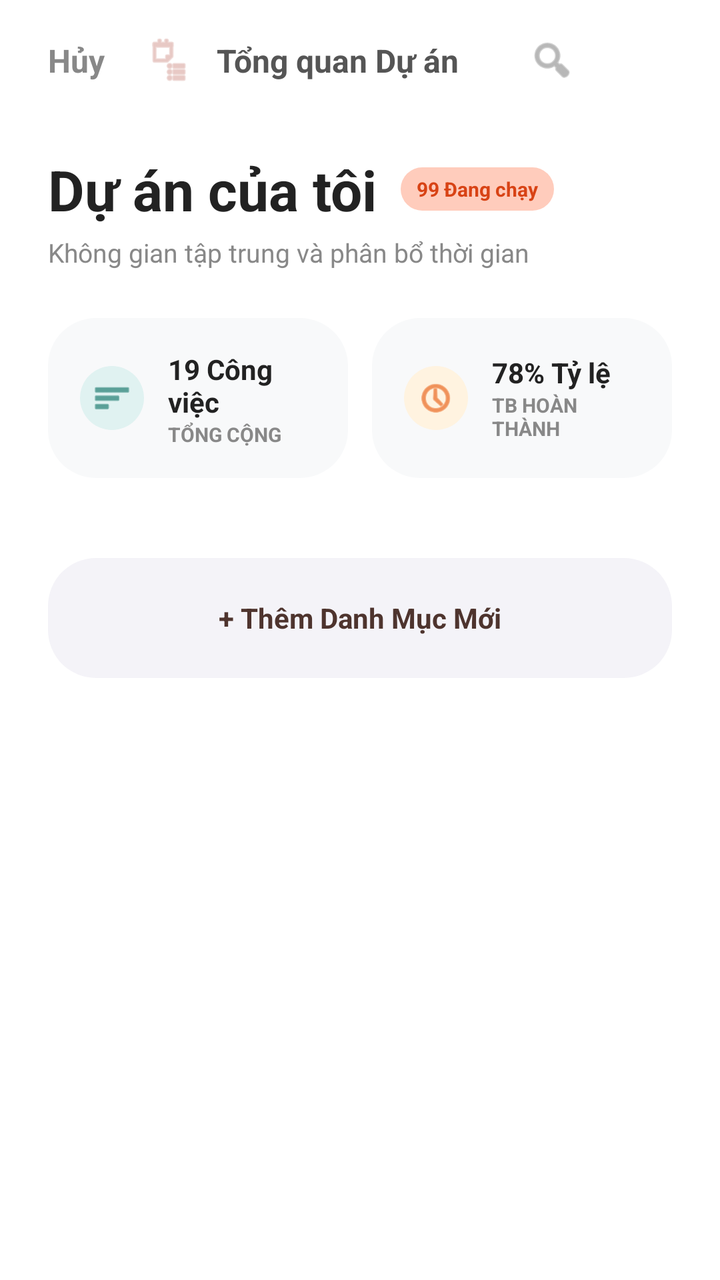
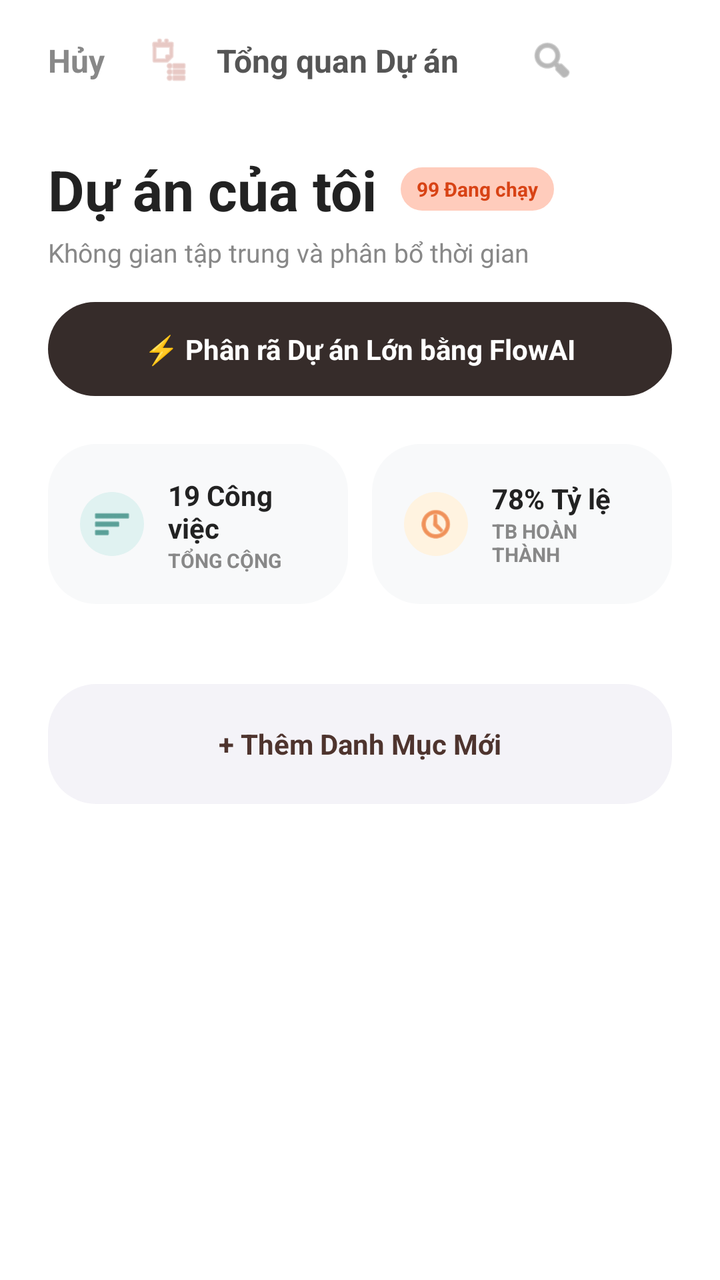

Screens rendered from an Android XML layout before and after an edit, with the pre-edit source and the edit as a unified diff.
<!-- AndroidManifest.xml: application theme Theme.MyApplication -->
<!-- res/layout/activity_projects.xml -->
<?xml version="1.0" encoding="utf-8"?>
<androidx.constraintlayout.widget.ConstraintLayout
    xmlns:android="http://schemas.android.com/apk/res/android"
    xmlns:app="http://schemas.android.com/apk/res-auto"
    android:layout_width="match_parent"
    android:layout_height="match_parent"
    android:background="#FFFFFF">

    
    <androidx.constraintlayout.widget.ConstraintLayout
        android:id="@+id/headerLayout"
        android:layout_width="match_parent"
        android:layout_height="60dp"
        app:layout_constraintTop_toTopOf="parent">

        
        <TextView
            android:id="@+id/tvCancelProjects"
            android:layout_width="wrap_content"
            android:layout_height="wrap_content"
            android:layout_marginStart="16dp"
            android:padding="8dp"
            android:text="Hủy"
            android:textColor="#888888"
            android:textSize="16sp"
            android:textStyle="bold"
            app:layout_constraintBottom_toBottomOf="parent"
            app:layout_constraintStart_toStartOf="parent"
            app:layout_constraintTop_toTopOf="parent" />

        <ImageView
            android:id="@+id/icBriefcase"
            android:layout_width="24dp"
            android:layout_height="24dp"
            android:layout_marginStart="12dp"
            android:src="@android:drawable/ic_menu_agenda"
            app:tint="#D8A59E"
            app:layout_constraintBottom_toBottomOf="parent"
            app:layout_constraintStart_toEndOf="@id/tvCancelProjects"
            app:layout_constraintTop_toTopOf="parent" />

        <TextView
            android:layout_width="wrap_content"
            android:layout_height="wrap_content"
            android:layout_marginStart="12dp"
            android:text="Tổng quan Dự án"
            android:textColor="#555555"
            android:textSize="16sp"
            android:textStyle="bold"
            app:layout_constraintBottom_toBottomOf="parent"
            app:layout_constraintStart_toEndOf="@id/icBriefcase"
            app:layout_constraintTop_toTopOf="parent" />

        
        <ImageView
            android:id="@+id/imgAvatar"
            android:layout_width="32dp"
            android:layout_height="32dp"
            android:layout_marginEnd="24dp"
            android:src="@android:drawable/sym_def_app_icon"
            app:layout_constraintBottom_toBottomOf="parent"
            app:layout_constraintEnd_toEndOf="parent"
            app:layout_constraintTop_toTopOf="parent" />

        
        <ImageView
            android:layout_width="24dp"
            android:layout_height="24dp"
            android:layout_marginEnd="16dp"
            android:src="@android:drawable/ic_menu_search"
            app:tint="#888888"
            app:layout_constraintBottom_toBottomOf="parent"
            app:layout_constraintEnd_toStartOf="@id/imgAvatar"
            app:layout_constraintTop_toTopOf="parent" />
    </androidx.constraintlayout.widget.ConstraintLayout>

    
    <androidx.core.widget.NestedScrollView
        android:layout_width="match_parent"
        android:layout_height="0dp"
        android:paddingStart="24dp"
        android:paddingEnd="24dp"
        app:layout_constraintBottom_toBottomOf="parent"
        app:layout_constraintTop_toBottomOf="@id/headerLayout">

        <LinearLayout
            android:layout_width="match_parent"
            android:layout_height="wrap_content"
            android:orientation="vertical"
            android:paddingBottom="80dp">

            
            <LinearLayout
                android:layout_width="match_parent"
                android:layout_height="wrap_content"
                android:layout_marginTop="16dp"
                android:orientation="horizontal"
                android:gravity="center_vertical">

                <TextView
                    android:layout_width="wrap_content"
                    android:layout_height="wrap_content"
                    android:text="Dự án của tôi"
                    android:textColor="#222222"
                    android:textSize="28sp"
                    android:textStyle="bold" />

                
                <TextView
                    android:id="@+id/tvActiveProjectsCount"
                    android:layout_width="wrap_content"
                    android:layout_height="wrap_content"
                    android:layout_marginStart="12dp"
                    android:background="@drawable/bg_rounded_24dp"
                    android:backgroundTint="#FFCCBC"
                    android:paddingHorizontal="8dp"
                    android:paddingVertical="4dp"
                    android:text="99 Đang chạy"
                    android:textColor="#D84315"
                    android:textSize="10sp"
                    android:textStyle="bold" />
            </LinearLayout>

            <TextView
                android:layout_width="wrap_content"
                android:layout_height="wrap_content"
                android:layout_marginTop="4dp"
                android:text="Không gian tập trung và phân bổ thời gian"
                android:textColor="#888888"
                android:textSize="13sp" />

            
            <LinearLayout
                android:layout_width="match_parent"
                android:layout_height="wrap_content"
                android:layout_marginTop="24dp"
                android:orientation="horizontal">

                
                <LinearLayout
                    android:layout_width="0dp"
                    android:layout_height="80dp"
                    android:layout_weight="1"
                    android:layout_marginEnd="12dp"
                    android:background="@drawable/bg_rounded_24dp"
                    android:backgroundTint="#F8F9FA"
                    android:gravity="center_vertical"
                    android:padding="16dp">

                    <ImageView
                        android:layout_width="32dp"
                        android:layout_height="32dp"
                        android:background="@drawable/bg_circle_brown"
                        android:backgroundTint="#E0F2F1"
                        android:padding="6dp"
                        android:src="@android:drawable/ic_menu_sort_by_size"
                        app:tint="#00695C" />

                    <LinearLayout
                        android:layout_width="wrap_content"
                        android:layout_height="wrap_content"
                        android:layout_marginStart="12dp"
                        android:orientation="vertical">

                        
                        <TextView
                            android:id="@+id/tvTotalTasks"
                            android:layout_width="wrap_content"
                            android:layout_height="wrap_content"
                            android:text="19 Công việc"
                            android:textColor="#222222"
                            android:textSize="14sp"
                            android:textStyle="bold" />
                        <TextView
                            android:layout_width="wrap_content"
                            android:layout_height="wrap_content"
                            android:text="TỔNG CỘNG"
                            android:textColor="#888888"
                            android:textSize="10sp"
                            android:textStyle="bold" />
                    </LinearLayout>
                </LinearLayout>

                
                <LinearLayout
                    android:layout_width="0dp"
                    android:layout_height="80dp"
                    android:layout_weight="1"
                    android:background="@drawable/bg_rounded_24dp"
                    android:backgroundTint="#F8F9FA"
                    android:gravity="center_vertical"
                    android:padding="16dp">

                    <ImageView
                        android:layout_width="32dp"
                        android:layout_height="32dp"
                        android:background="@drawable/bg_circle_brown"
                        android:backgroundTint="#FFF3E0"
                        android:padding="6dp"
                        android:src="@android:drawable/ic_menu_recent_history"
                        app:tint="#E65100" />

                    <LinearLayout
                        android:layout_width="wrap_content"
                        android:layout_height="wrap_content"
                        android:layout_marginStart="12dp"
                        android:orientation="vertical">

                        
                        <TextView
                            android:id="@+id/tvCompletionRate"
                            android:layout_width="wrap_content"
                            android:layout_height="wrap_content"
                            android:text="78% Tỷ lệ"
                            android:textColor="#222222"
                            android:textSize="14sp"
                            android:textStyle="bold" />
                        <TextView
                            android:layout_width="wrap_content"
                            android:layout_height="wrap_content"
                            android:text="TB HOÀN THÀNH"
                            android:textColor="#888888"
                            android:textSize="10sp"
                            android:textStyle="bold" />
                    </LinearLayout>
                </LinearLayout>
            </LinearLayout>

            
            <androidx.recyclerview.widget.RecyclerView
                android:id="@+id/rvProjects"
                android:layout_width="match_parent"
                android:layout_height="wrap_content"
                android:layout_marginTop="24dp"
                android:nestedScrollingEnabled="false" />

            
            <TextView
                android:id="@+id/btnAddProject"
                android:layout_width="match_parent"
                android:layout_height="60dp"
                android:layout_marginTop="16dp"
                android:background="@drawable/bg_rounded_24dp"
                android:backgroundTint="#F4F3F8"
                android:gravity="center"
                android:text="+ Thêm Danh Mục Mới"
                android:textColor="#4E342E"
                android:textSize="14sp"
                android:textStyle="bold" />

        </LinearLayout>
    </androidx.core.widget.NestedScrollView>
</androidx.constraintlayout.widget.ConstraintLayout>
<!-- resources referenced by this layout -->
<resources>
  <!-- drawable bg_circle_brown (drawable) -->
  <?xml version="1.0" encoding="utf-8"?>
  <shape xmlns:android="http://schemas.android.com/apk/res/android"
      android:shape="oval">
      <solid android:color="#8D6E63"/> 
  </shape>
  <!-- drawable bg_rounded_24dp (drawable) -->
  <?xml version="1.0" encoding="utf-8"?>
  <shape xmlns:android="http://schemas.android.com/apk/res/android"
      android:shape="rectangle">
      <corners android:radius="24dp" /> 
      <solid android:color="#F4F3F8" /> 
  </shape>
  <style name="Theme.MyApplication" parent="Base.Theme.MyApplication" />
  <style name="Base.Theme.MyApplication" parent="Theme.Material3.DayNight.NoActionBar">
          
          
      </style>
</resources>

<!-- the commit's change to res/layout/activity_projects.xml (unified diff, before → after) -->
@@ -131,6 +131,27 @@
 
             
             <LinearLayout
+                android:id="@+id/btnAiBreakdownMain"
+                android:layout_width="match_parent"
+                android:layout_height="wrap_content"
+                android:layout_marginTop="16dp"
+                android:background="@drawable/bg_pill_brown"
+                android:clickable="true"
+                android:focusable="true"
+                android:gravity="center"
+                android:paddingVertical="14dp">
+
+                <TextView
+                    android:layout_width="wrap_content"
+                    android:layout_height="wrap_content"
+                    android:text="⚡ Phân rã Dự án Lớn bằng FlowAI"
+                    android:textColor="#FFFFFF"
+                    android:textSize="14sp"
+                    android:textStyle="bold" />
+            </LinearLayout>
+
+            
+            <LinearLayout
                 android:layout_width="match_parent"
                 android:layout_height="wrap_content"
                 android:layout_marginTop="24dp"
<!-- resource entries referenced after the edit -->
@@ -5,6 +5,13 @@
   <shape xmlns:android="http://schemas.android.com/apk/res/android"
       android:shape="oval">
       <solid android:color="#8D6E63"/> 
+  </shape>
+  <!-- drawable bg_pill_brown (drawable) -->
+  <?xml version="1.0" encoding="utf-8"?>
+  <shape xmlns:android="http://schemas.android.com/apk/res/android"
+      android:shape="rectangle">
+      <corners android:radius="100dp" />
+      <solid android:color="#362C2A" />
   </shape>
   <!-- drawable bg_rounded_24dp (drawable) -->
   <?xml version="1.0" encoding="utf-8"?>
